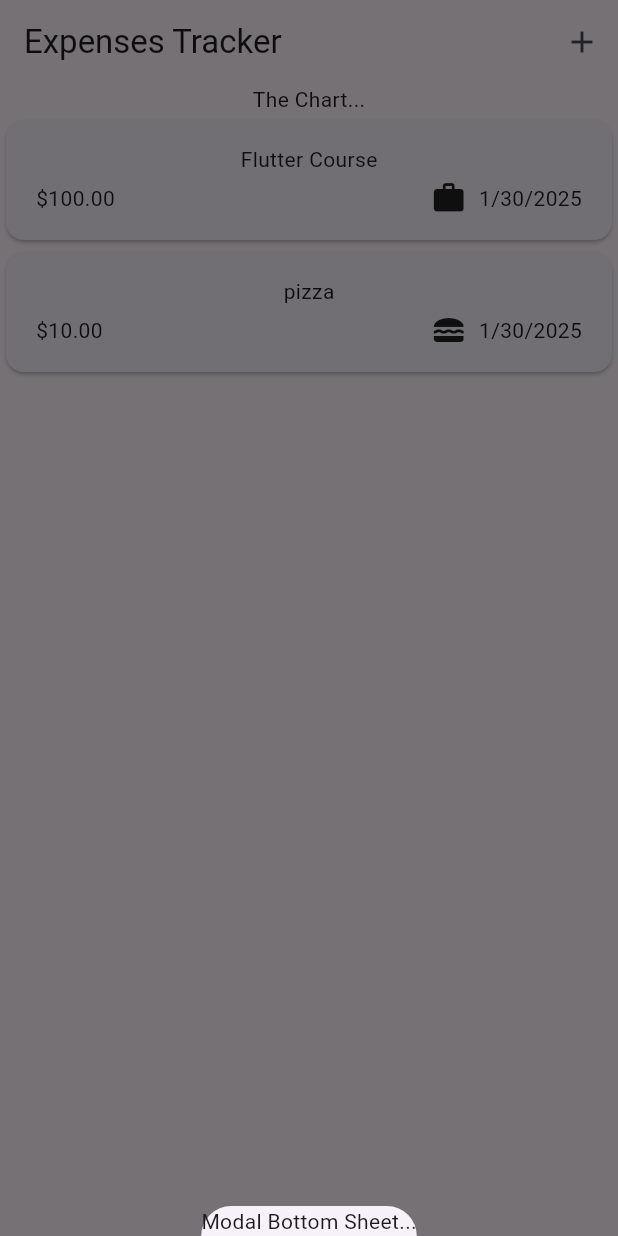
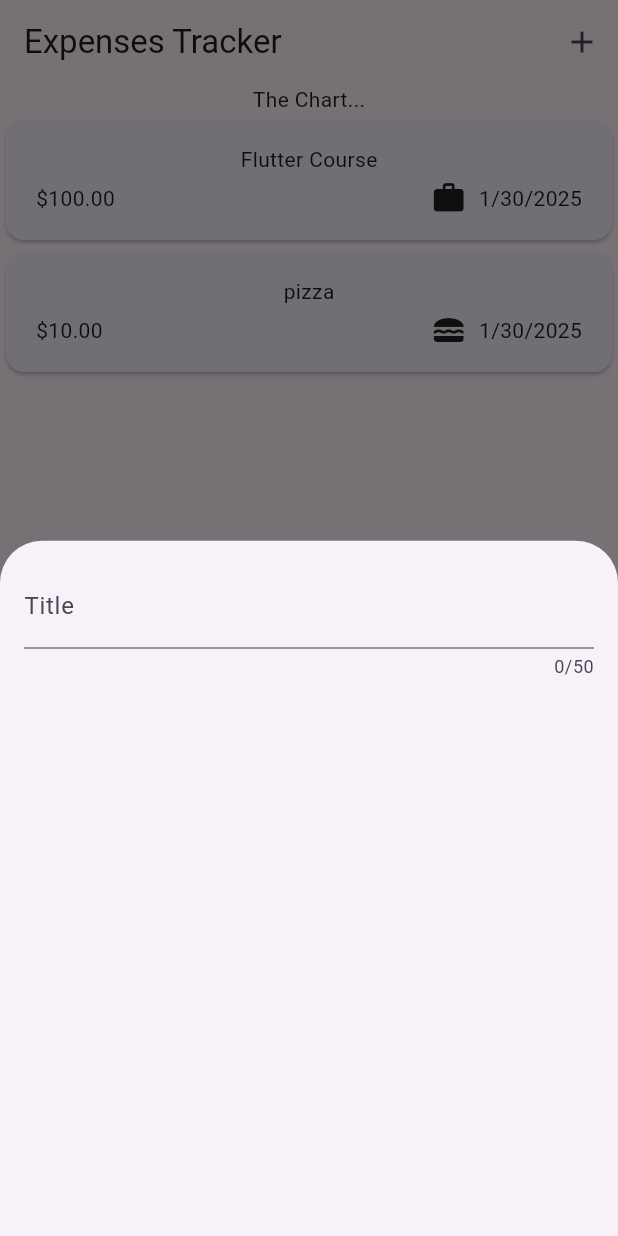
Before and after one commit to prithvirajbaral/expense_tracker_app, a Flutter app: the screen it shows after launch, after a tap on the "add" icon, on a phone screen of 412 x 824 dp. Run offline on Flutter 3.47's test engine with Material 3 defaults, Android fonts, the phone set to English and light mode, and no system bars.

Commit message:
have created NewExpense classs for text input after clicking add button

```diff
--- a/lib/widgets/expenses.dart
+++ b/lib/widgets/expenses.dart
@@ -1,5 +1,6 @@
 import 'package:expense_tracker_app/widgets/expenses_list/expenses_list.dart';
 import 'package:expense_tracker_app/models/expense.dart';
+import 'package:expense_tracker_app/widgets/new_expense.dart';
 import 'package:flutter/material.dart';
 
 class Expenses extends StatefulWidget {
@@ -27,8 +28,7 @@ class _ExpensesState extends State<Expenses> {
 
   void _openAddExpenseOverLay() {
     showModalBottomSheet(
-        context: context,
-        builder: (ctx) => const Text("Modal Bottom Sheet..."));
+        context: context, builder: (ctx) => const NewExpense());
   }
 
   @override
--- /dev/null
+++ b/lib/widgets/new_expense.dart
@@ -0,0 +1,29 @@
+import 'package:flutter/material.dart';
+
+class NewExpense extends StatefulWidget {
+  const NewExpense({super.key});
+
+  @override
+  State<NewExpense> createState() {
+    return _NewExpenseState();
+  }
+}
+
+class _NewExpenseState extends State<NewExpense> {
+  @override
+  Widget build(BuildContext context) {
+    return const Padding(
+      padding: EdgeInsets.all(16),
+      child: Column(
+        children: [
+          TextField(
+            maxLength: 50,
+            decoration: InputDecoration(
+              label: Text('Title')
+            ),
+          )
+        ],
+      ),
+    );
+  }
+}
```
